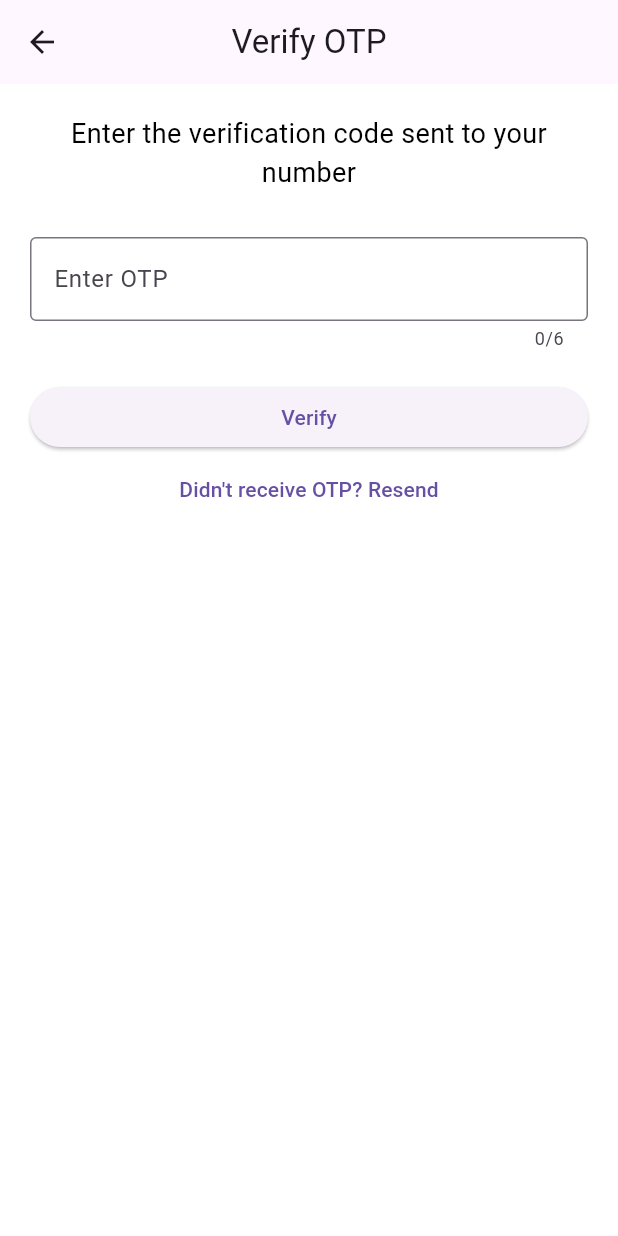
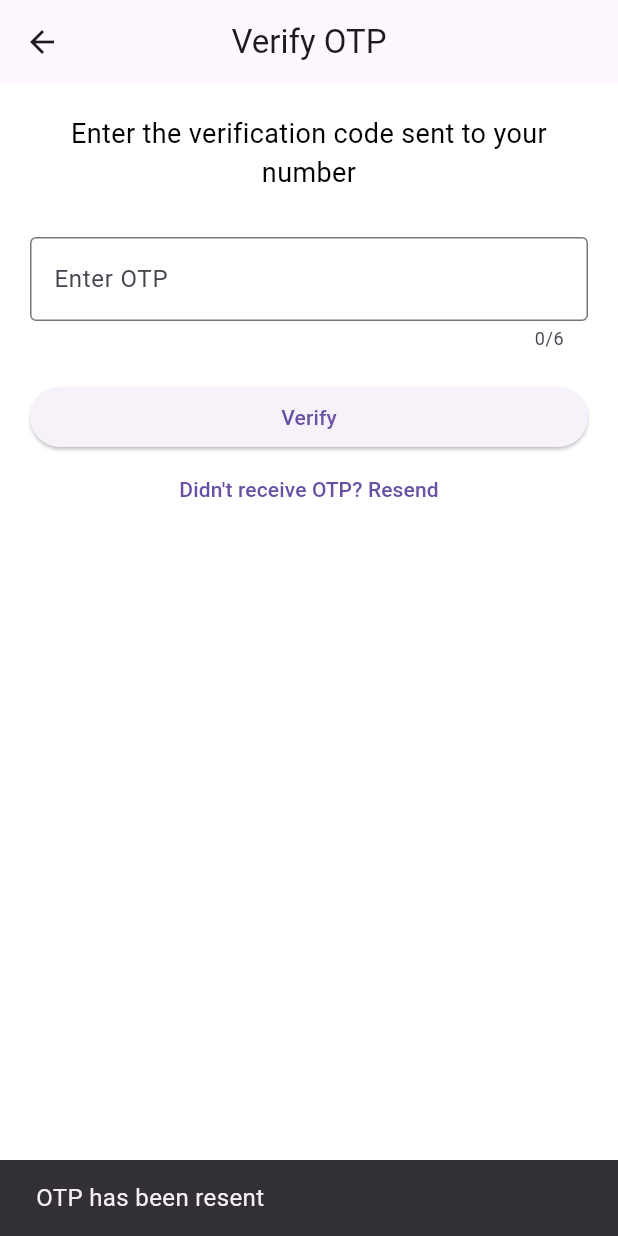
Before and after one commit to muhammadhassanmahar/Muna-Match, a Flutter app: the VerifyScreen screen opened directly, after a tap on "Didn't receive OTP? Resend", on a phone screen of 412 x 824 dp. Run offline on Flutter 3.47's test engine with Material 3 defaults, Android fonts, the phone set to English and light mode, and no system bars; our stand-ins replace image_picker.

```diff
--- a/lib/verify_screen.dart
+++ b/lib/verify_screen.dart
@@ -1,12 +1,42 @@
 import 'package:flutter/material.dart';
 
-class VerifyScreen extends StatelessWidget {
+class VerifyScreen extends StatefulWidget {
   const VerifyScreen({super.key});
 
   @override
+  State<VerifyScreen> createState() => _VerifyScreenState();
+}
+
+class _VerifyScreenState extends State<VerifyScreen> {
+  final TextEditingController otpController = TextEditingController();
+
+  void _verifyOTP() {
+    final otp = otpController.text.trim();
+
+    if (otp.length == 6) {
+      // ✅ Dummy verification logic
+      ScaffoldMessenger.of(context).showSnackBar(
+        SnackBar(content: Text('OTP Verified: $otp')),
+      );
+
+      // Example: Navigate to next screen
+      // Navigator.push(context, MaterialPageRoute(builder: (_) => NextScreen()));
+    } else {
+      ScaffoldMessenger.of(context).showSnackBar(
+        const SnackBar(content: Text('Please enter a valid 6-digit OTP')),
+      );
+    }
+  }
+
+  void _resendOTP() {
+    // ✅ Dummy resend logic
+    ScaffoldMessenger.of(context).showSnackBar(
+      const SnackBar(content: Text('OTP has been resent')),
+    );
+  }
+
+  @override
   Widget build(BuildContext context) {
-    final otpController = TextEditingController();
-
     return Scaffold(
       appBar: AppBar(
         title: const Text('Verify OTP'),
@@ -34,28 +64,13 @@ class VerifyScreen extends StatelessWidget {
             ),
             const SizedBox(height: 20),
             ElevatedButton(
-              onPressed: () {
-                // TODO: Add verification logic
-                final otp = otpController.text;
-                if (otp.length == 6) {
-                  // Navigate or verify
-                  ScaffoldMessenger.of(context).showSnackBar(
-                    SnackBar(content: Text('OTP Entered: $otp')),
-                  );
-                } else {
-                  ScaffoldMessenger.of(context).showSnackBar(
-                    const SnackBar(content: Text('Please enter 6-digit OTP')),
-                  );
-                }
-              },
+              onPressed: _verifyOTP,
               child: const Text('Verify'),
             ),
             TextButton(
-              onPressed: () {
-                // TODO: Resend OTP logic
-              },
+              onPressed: _resendOTP,
               child: const Text("Didn't receive OTP? Resend"),
-            )
+            ),
           ],
         ),
       ),
```
